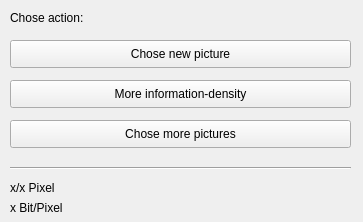
Qt form problemdialog.ui (HAW-AI/Steganography) before a commit.
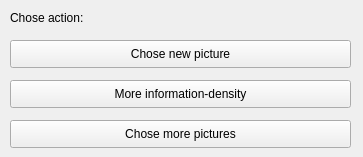
The same form after that commit.

The edit to the form file:
```diff
--- a/problemdialog.ui
+++ b/problemdialog.ui
@@ -7,7 +7,7 @@
     <x>0</x>
     <y>0</y>
     <width>363</width>
-    <height>222</height>
+    <height>157</height>
    </rect>
   </property>
   <property name="windowTitle">
@@ -65,45 +65,6 @@
     <string>Chose more pictures</string>
    </property>
   </widget>
-  <widget class="Line" name="line">
-   <property name="geometry">
-    <rect>
-     <x>10</x>
-     <y>160</y>
-     <width>341</width>
-     <height>16</height>
-    </rect>
-   </property>
-   <property name="orientation">
-    <enum>Qt::Horizontal</enum>
-   </property>
-  </widget>
-  <widget class="QLabel" name="xXPixelLabel">
-   <property name="geometry">
-    <rect>
-     <x>10</x>
-     <y>180</y>
-     <width>341</width>
-     <height>16</height>
-    </rect>
-   </property>
-   <property name="text">
-    <string>x/x Pixel</string>
-   </property>
-  </widget>
-  <widget class="QLabel" name="bpPLabel">
-   <property name="geometry">
-    <rect>
-     <x>10</x>
-     <y>200</y>
-     <width>341</width>
-     <height>16</height>
-    </rect>
-   </property>
-   <property name="text">
-    <string>x Bit/Pixel</string>
-   </property>
-  </widget>
  </widget>
  <resources/>
  <connections/>
```
